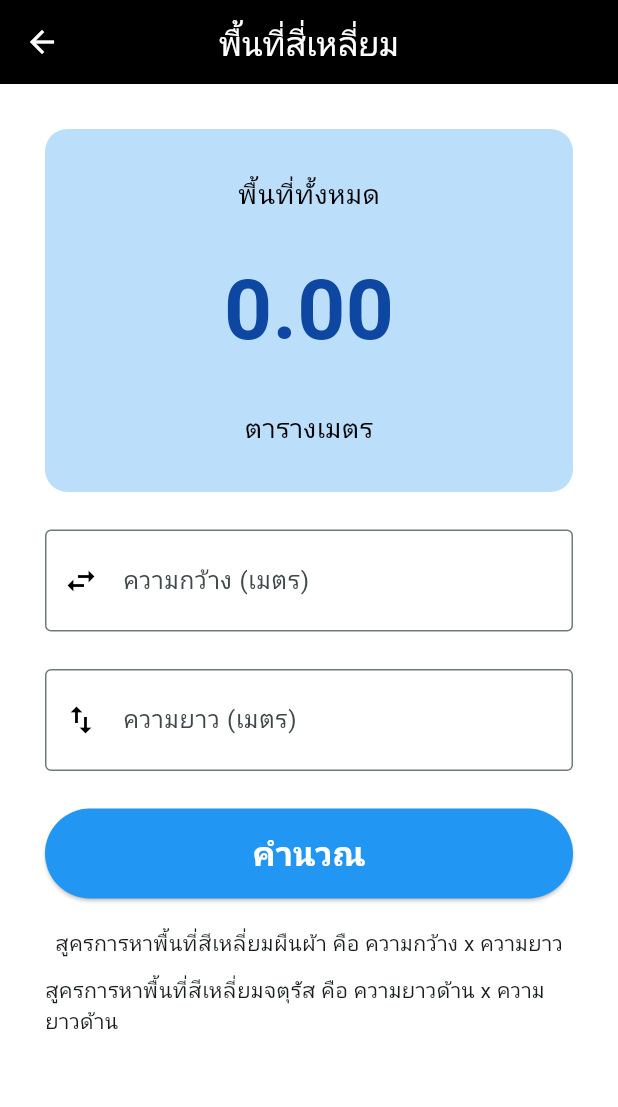
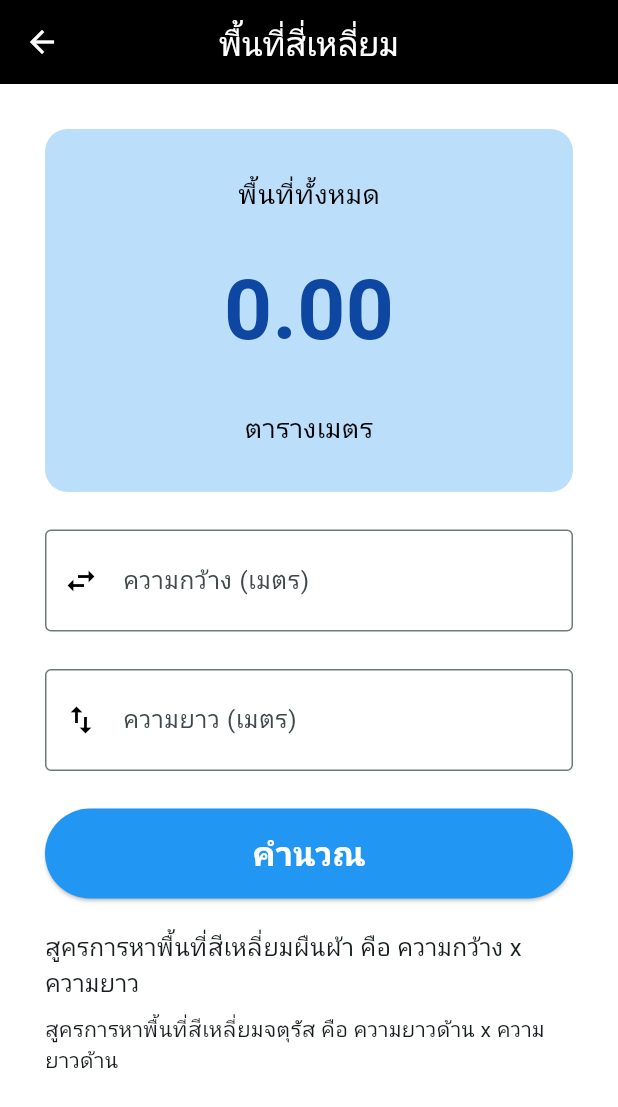
Before and after one commit to Fr05tyT4L0n/work2_takdanai, a Flutter app: the screen it shows after launch, after a tap on "คำนวณพื้นที่สี่เหลี่ยม", on a phone screen of 412 x 824 dp. Shown: the top 1107 px of the screen. Run offline on Flutter 3.47's test engine with Material 3 defaults, Android fonts, the phone set to English and light mode, and no system bars.

Commit message:
Structure Modified #2

```diff
--- a/lib/main.dart
+++ b/lib/main.dart
@@ -19,7 +19,7 @@ class MyApp extends StatelessWidget {
       theme: ThemeData(
         // colorScheme: ColorScheme.fromSeed(seedColor: Colors.white),
         scaffoldBackgroundColor: Colors.white,
-        appBarTheme: const AppBarTheme(
+        appBarTheme: AppBarTheme(
           backgroundColor: Colors.black,
           foregroundColor: Colors.white,
           centerTitle: true,
@@ -132,6 +132,34 @@ class HomePage extends StatelessWidget {
                 ),
               ),
             ),
+
+            Spacer(),
+
+            Container(
+              width: double.infinity,
+              padding: const EdgeInsets.all(20),
+              decoration: BoxDecoration(
+                color: Colors.grey.shade200,
+                borderRadius: BorderRadius.circular(15),
+
+              ),
+              child: Row(
+                children: [
+                  Icon(Icons.calculate, size: 56, color: Colors.black),
+
+                  SizedBox(width: 15),
+
+                  SizedBox(
+                    child: Text(
+                      "แอพสำหรับคำนวณพื้นที่และแปลงหน่วยอย่างง่าย \nใช้งานสะดวก รวดเร็ว",
+                      style: TextStyle(
+                          fontSize: 16
+                      ),
+                    ),
+                  ),
+                ],
+              ),
+            ),
           ],
         ),
       ),
--- a/lib/rectangle_calc.dart
+++ b/lib/rectangle_calc.dart
@@ -123,7 +123,12 @@ class RectangleCalcState extends State<RectangleCalc> {
 
             SizedBox(height: 20),
 
-            Text("สูครการหาพื้นที่สีเหลี่ยมผืนผ้า คือ ความกว้าง x ความยาว"),
+            Text("สูครการหาพื้นที่สีเหลี่ยมผืนผ้า คือ ความกว้าง x ความยาว",
+            style:
+              TextStyle(
+                fontSize: 16
+              )
+            ),
 
             SizedBox(height: 10),
 
--- a/lib/volume_calc.dart
+++ b/lib/volume_calc.dart
@@ -112,7 +112,12 @@ class VolumeCalcState extends State<VolumeCalc> {
 
             SizedBox(height: 15),
 
-            Text("1 แกลลอน (US) = 3.785 ลิตร"),
+            Text("1 แกลลอน (US) = 3.785 ลิตร",
+            style:
+              TextStyle(
+                fontSize: 16
+              )
+            ),
           ],
         ),
       ),
```
